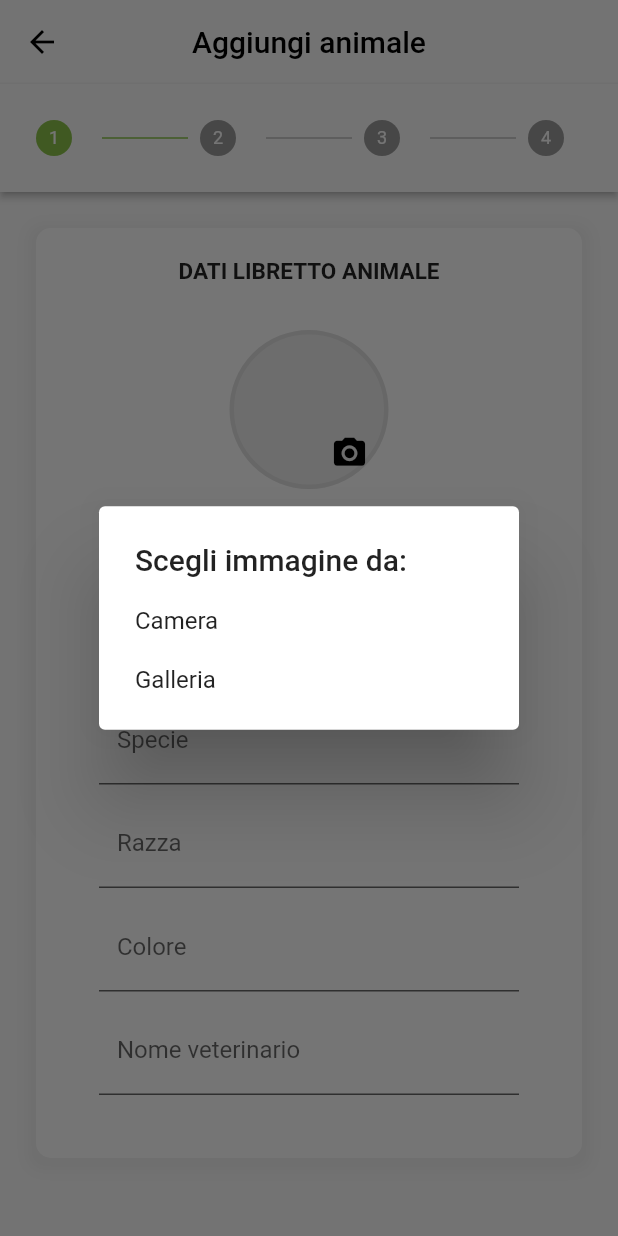
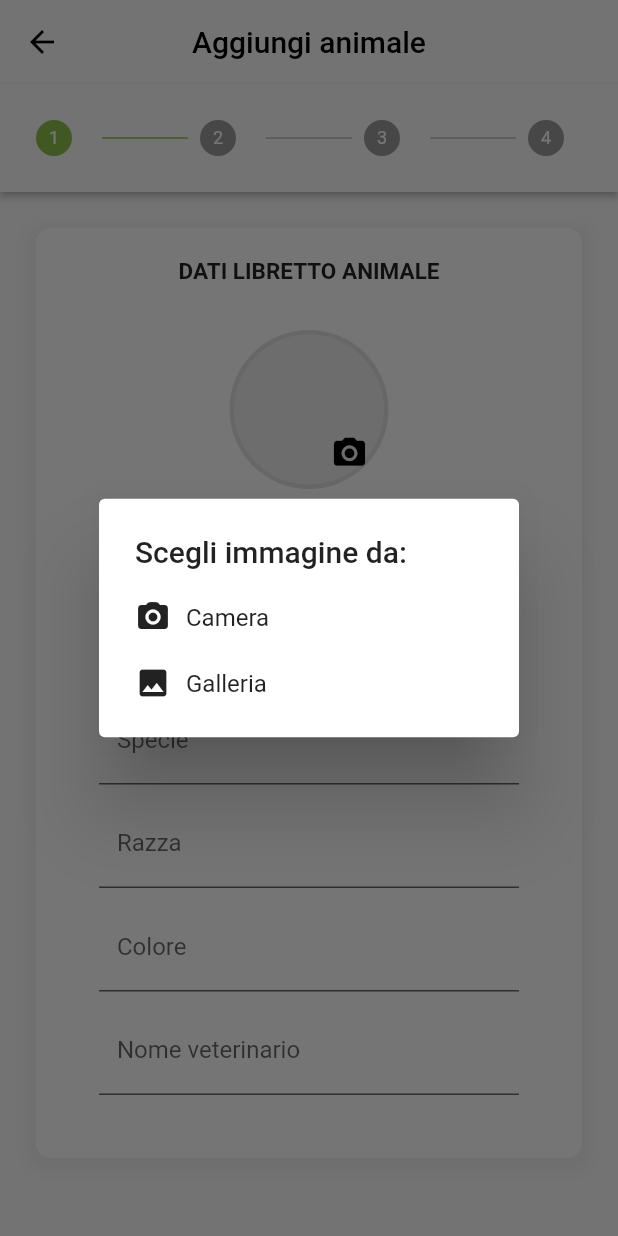
Before and after one commit to simoneauriemma/Pet-360, a Flutter app: the addInfoAnimals screen opened directly, after a tap on the "camera alt" icon, on a phone screen of 412 x 824 dp. Run offline on Flutter 3.47's test engine with Material 2 defaults, Android fonts, the phone set to English and light mode, and no system bars; our stand-ins replace accordion, curved_navigation_bar, firebase_auth, firebase_core, firebase_database, fluttertoast and 6 more; missing offline and left inert: dart:ffi, tflite; accounts and stored records are empty; network calls fail; project files that could hold a hidden picture were left out.

Commit message:
modifiche varie

```diff
--- a/lib/screens/navigator_add.dart
+++ b/lib/screens/navigator_add.dart
@@ -142,7 +142,13 @@ class _addInfoState extends State<addInfoAnimals> {
                 child: ListBody(
                     children: [
                         GestureDetector(
-                            child: Text("Camera"),
+                            child: Row(
+                              children : [
+                                 Icon(Icons.camera_alt_rounded),
+                                 Padding(padding: EdgeInsets.only(right: 10),),
+                                 Text("Camera"),
+                              ]
+                            ),
                             onTap: () {
                              getImage(ImageSource.camera);
                               Navigator.of(context, rootNavigator: true).pop();
@@ -150,7 +156,13 @@ class _addInfoState extends State<addInfoAnimals> {
                         ),
                         Padding(padding: EdgeInsets.all(10)),
                         GestureDetector(
-                            child: Text("Galleria"),
+                            child: Row(
+                              children : [
+                                 Icon(Icons.photo),
+                                 Padding(padding: EdgeInsets.only(right: 10),),
+                                 Text("Galleria"),
+                              ]
+                            ),
                             onTap: () {
                                getImage(ImageSource.gallery);
                                 Navigator.of(context, rootNavigator: true).pop();
@@ -747,13 +759,13 @@ class _addInfoState extends State<addInfoAnimals> {
                           height: 40,
                         ),
                         Text(
-                          "Dispositivi disponibili:",
+                          "Dispositivi disponibili:\n(CLICCA PER AGGIUNGERE)",
                           textAlign: TextAlign.center,
                           style: TextStyle(
                               fontSize: 15, fontStyle: FontStyle.italic),
                         ),
                         SizedBox(
-                          height: 10,
+                          height: 30,
                         ),
                         ElevatedButton(
                           child: Text("AirTag1"),
--- a/pubspec.yaml
+++ b/pubspec.yaml
@@ -85,6 +85,8 @@ flutter:
     - assets/icons/dog.png
     - assets/icons/messenger.png
     - assets/icons/razza_cane.jpg
+    - assets/icons/bubble-chat.png
+    - assets/icons/location.png
     - assets/markers/marker-1.png
     - assets/markers/marker-2.png
     - assets/markers/marker-3.png
```
Also changed, not shown: lib/screens/home_screen.dart (+10 -10 lines), assets/icons/bubble-chat.png (added), assets/icons/location.png (added).
